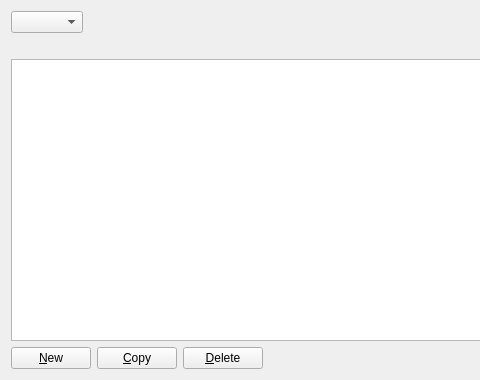
The window that src/qt/forms/addressbookpage.ui (firoorg/firo) describes before a commit, drawn with Qt 5; both pictures show x 0 to 480 and y 0 to 380 of the 760 by 380 pixel window.
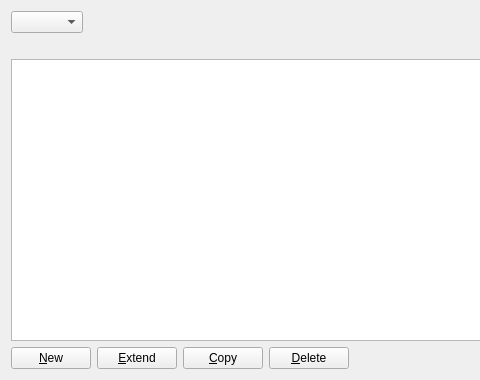
The same window after the commit.

Patch:
```diff
--- a/src/qt/forms/addressbookpage.ui
+++ b/src/qt/forms/addressbookpage.ui
@@ -85,6 +85,19 @@
             </property>
             </widget>
             </item>
+            <item>
+            <widget class="QPushButton" name="extendAddress">
+            <property name="toolTip">
+                <string>Extend address expiration date</string>
+            </property>
+            <property name="text">
+                <string>&amp;Extend</string>
+            </property>
+            <property name="autoDefault">
+                <bool>false</bool>
+            </property>
+            </widget>
+            </item>
             <item>
             <widget class="QPushButton" name="copyAddress">
             <property name="toolTip">
```
